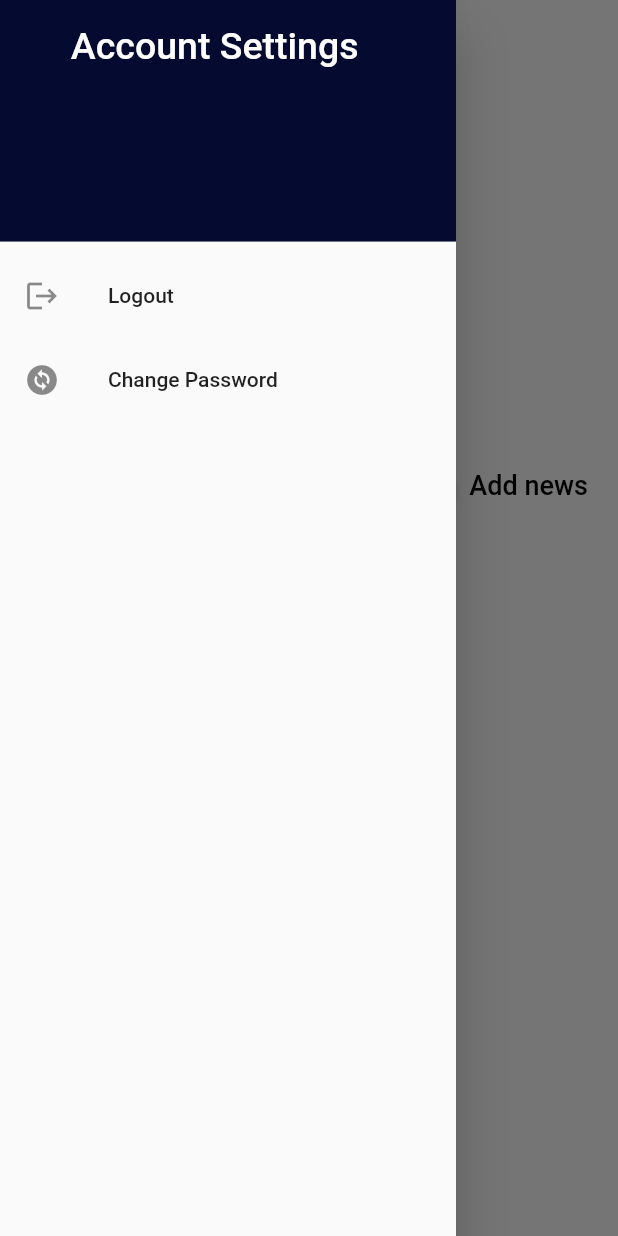
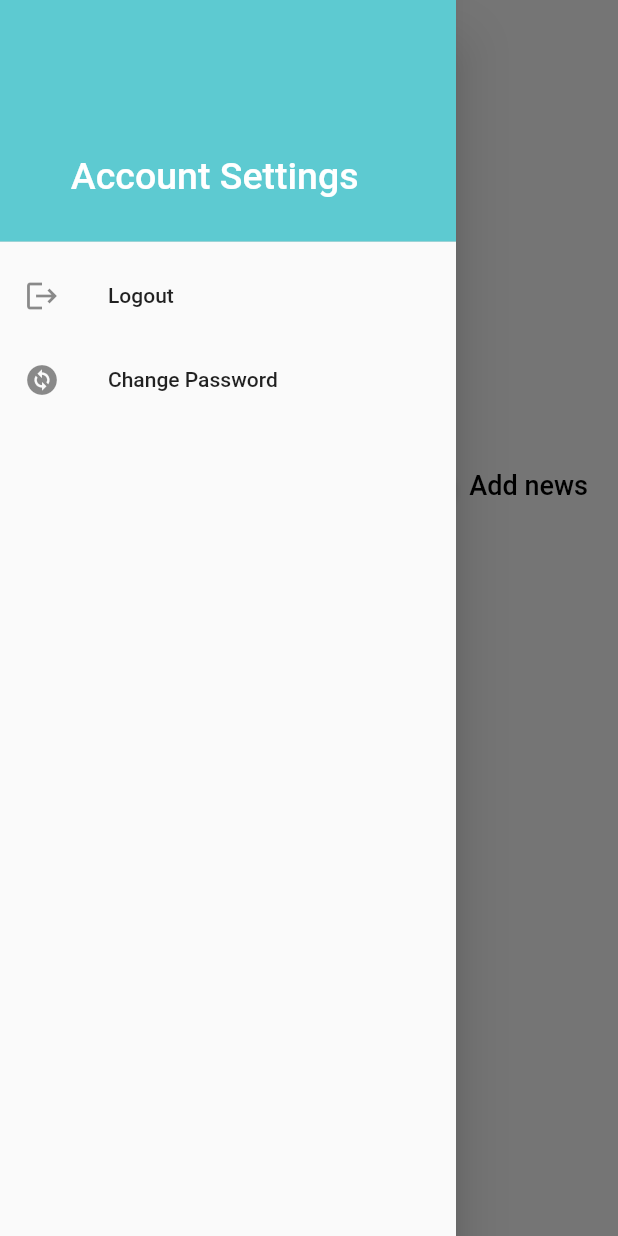
Before and after one commit to meh-noor/LUMS-Social, a Flutter app: the admin screen opened directly, with the side drawer open, on a phone screen of 412 x 824 dp. Run offline on Flutter 3.47's test engine with Material 2 defaults, Android fonts, the phone set to English and light mode, and no system bars; our stand-ins replace cloud_firestore, firebase_auth, firebase_core, firebase_storage, flutter_form_builder, image_picker and 2 more; missing offline and left inert: dart:ffi; accounts and stored records are empty; Roboto replaces fonts that are missing (Poppins).

Commit message:
adminDashboardChangePassupdated

```diff
--- a/lib/screens/Admin/adminDashboard.dart
+++ b/lib/screens/Admin/adminDashboard.dart
@@ -172,12 +172,12 @@ class _adminState extends State<admin> {
         children: <Widget>[
           DrawerHeader(
             child: Text(
-              '     Account Settings',
+              '     \n\n\n     Account Settings',
 
               style: TextStyle(color: Colors.white, fontSize: 25,),
             ),
             decoration: BoxDecoration(
-                color: Color(0xFF050A30),
+                color: Color(0xFF5DCAD1),
                 // image: DecorationImage(
                 //     fit: BoxFit.fill,
                 //     image: Icon()
```
